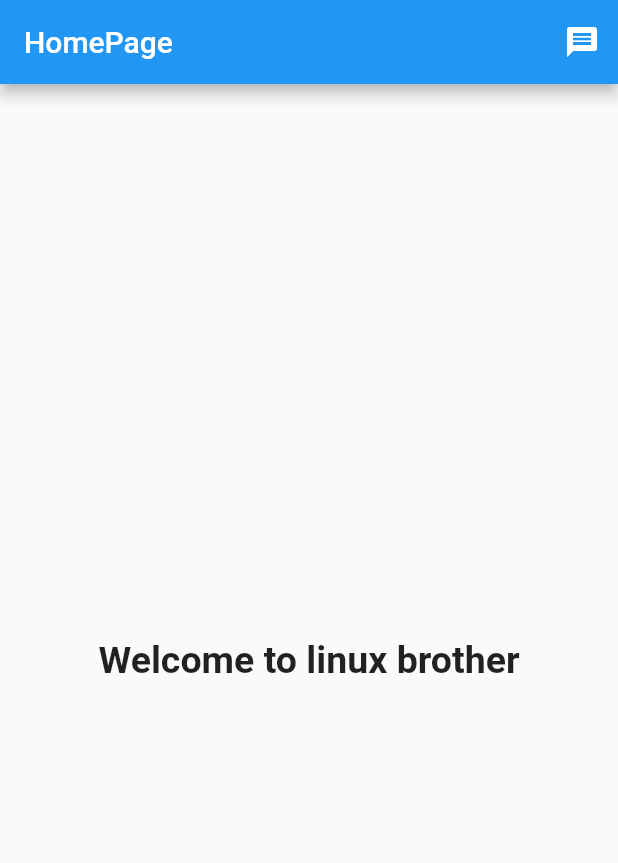
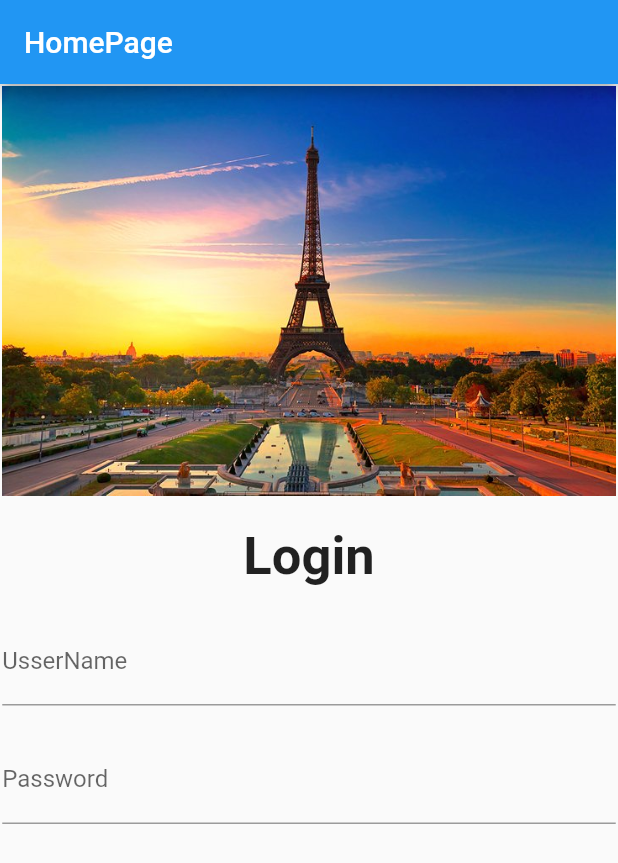
Before and after one commit to Tirtho304/Flutter-with-linux, a Flutter app: the screen it shows after launch, on a phone screen of 412 x 824 dp. Shown: the top 863 px of the screen. Run offline on Flutter 3.47's test engine with Material 2 defaults, Android fonts, the phone set to English and light mode, and no system bars.

Commit message:
first commit

```diff
--- a/analysis_options.yaml
+++ b/analysis_options.yaml
@@ -7,7 +7,7 @@
 
 # The following line activates a set of recommended lints for Flutter apps,
 # packages, and plugins designed to encourage good coding practices.
-include: package:flutter_lints/flutter.yaml
+#include: package:flutter_lints/flutter.yaml
 
 linter:
   # The lint rules applied to this project can be customized in the
--- /dev/null
+++ b/lib/Pages/HomePage.dart
@@ -0,0 +1,56 @@
+import 'package:flutter/material.dart';
+
+class HomePage extends StatelessWidget {
+  @override
+  Widget build(BuildContext context) {
+    return MaterialApp(
+        home: SafeArea(
+            child: Scaffold(
+      appBar: AppBar(
+        title: Text("HomePage"),
+      ),
+      body: Padding(
+        padding: EdgeInsets.all(1.5),
+        child: Center(
+          child: Column(
+            children: [
+              Image.asset(
+                "image/t2.jpg",
+                fit: BoxFit.fill,
+              ),
+              SizedBox(
+                height: 20,
+              ),
+              Text(
+                "Login",
+                style: TextStyle(fontSize: 35, fontWeight: FontWeight.bold),
+              ),
+              SizedBox(
+                height: 20,
+              ),
+              Column(
+                children: [
+                  TextFormField(
+                    decoration: InputDecoration(
+                      hintText: "Enter  UseeerName",
+                      label: Text("UsserName"),
+                    ),
+                  ),
+                  SizedBox(
+                    height: 20,
+                  ),
+                  TextFormField(
+                    decoration: InputDecoration(
+                      hintText: "Enter Password",
+                      label: Text("Password"),
+                    ),
+                  )
+                ],
+              )
+            ],
+          ),
+        ),
+      ),
+    )));
+  }
+}
--- a/lib/main.dart
+++ b/lib/main.dart
@@ -1,42 +1,16 @@
 // ignore_for_file: prefer_const_constructors
 
 import 'package:flutter/material.dart';
+import 'package:project1/Pages/HomePage.dart';
 
 void main() {
-  runApp( const MyApp());
+  runApp(const MyApp());
 }
 
 class MyApp extends StatelessWidget {
-    const MyApp({Key? key}) : super(key: key);
+  const MyApp({Key? key}) : super(key: key);
   @override
   Widget build(BuildContext context) {
-    return  MaterialApp(
-      home:  SafeArea(
-            child: Scaffold(
-              appBar:   AppBar(
-                title: Text("HomePage"),
-
-                actions: [
-                  IconButton(onPressed: (){}, icon: Icon(Icons.message)),
-
-                ],
-
-
-
-              ),
-
-                  body: Center
-                  (child: Text("Welcome to linux brother", style: TextStyle(fontSize: 25,fontWeight: FontWeight.bold),
-
-                  ),
-                  ),
-
-
-
-            ),
-      ),
-
-
-    );
+    return MaterialApp(home: HomePage());
   }
 }
```
Also changed, not shown: 1 other file.
